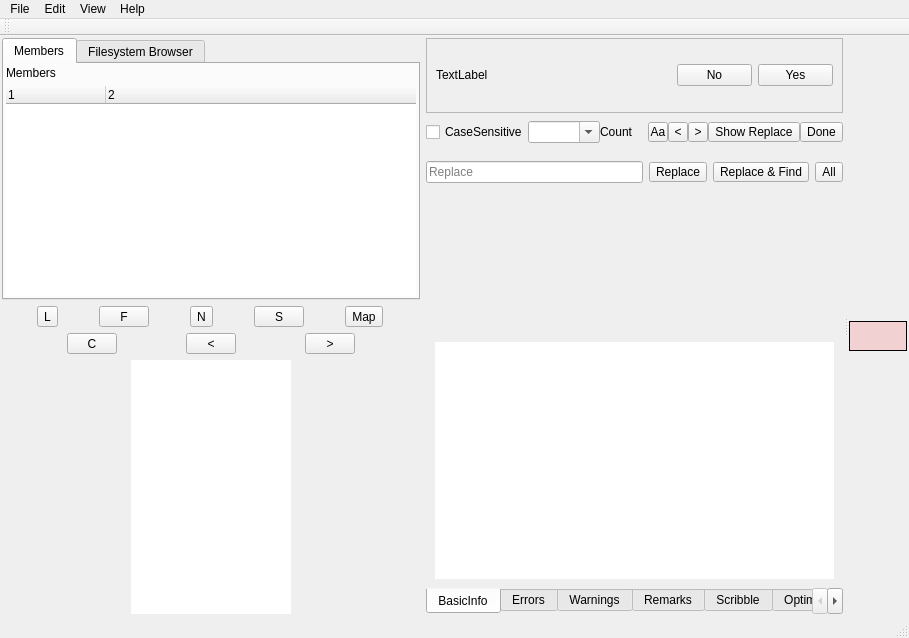
The window that mainwindow.ui (ic005k/Xiasl) describes before a commit, drawn with Qt 5.
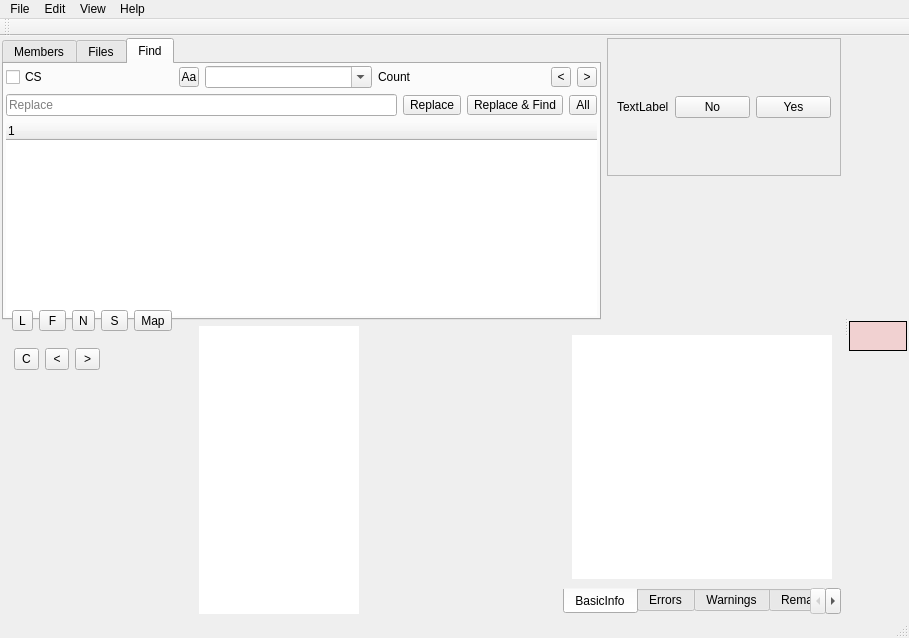
The same window after the commit. The open tabs and pages were chosen to show the change. Icons and pictures are not drawn. Custom widgets are drawn as their Qt base class.

What changed in the file:
```diff
--- a/mainwindow.ui
+++ b/mainwindow.ui
@@ -26,12 +26,12 @@
      <number>2</number>
     </property>
     <property name="rightMargin">
-     <number>0</number>
+     <number>2</number>
     </property>
     <property name="bottomMargin">
      <number>2</number>
     </property>
-    <item row="0" column="0" rowspan="3">
+    <item row="0" column="0" rowspan="2" colspan="2">
      <widget class="QTabWidget" name="tabWidget_misc">
       <property name="tabPosition">
        <enum>QTabWidget::North</enum>
@@ -132,7 +132,7 @@
       </widget>
       <widget class="QWidget" name="tab_misc2">
        <attribute name="title">
-        <string>Filesystem Browser</string>
+        <string>Files</string>
        </attribute>
        <layout class="QGridLayout" name="gridLayout_8">
         <property name="leftMargin">
@@ -190,92 +190,45 @@
         </item>
        </layout>
       </widget>
-     </widget>
-    </item>
-    <item row="0" column="1">
-     <widget class="QFrame" name="frameTip">
-      <property name="frameShape">
-       <enum>QFrame::StyledPanel</enum>
-      </property>
-      <property name="frameShadow">
-       <enum>QFrame::Raised</enum>
-      </property>
-      <layout class="QGridLayout" name="gridLayout_14">
-       <property name="topMargin">
-        <number>0</number>
-       </property>
-       <property name="bottomMargin">
-        <number>0</number>
-       </property>
-       <item row="0" column="0">
-        <widget class="QLabel" name="lblFileName">
-         <property name="text">
-          <string>TextLabel</string>
-         </property>
-        </widget>
-       </item>
-       <item row="0" column="1">
-        <widget class="QPushButton" name="btnNo">
-         <property name="maximumSize">
-          <size>
-           <width>75</width>
-           <height>16777215</height>
-          </size>
-         </property>
-         <property name="text">
-          <string>No</string>
-         </property>
-        </widget>
-       </item>
-       <item row="0" column="2">
-        <widget class="QPushButton" name="btnYes">
-         <property name="maximumSize">
-          <size>
-           <width>75</width>
-           <height>16777215</height>
-          </size>
-         </property>
-         <property name="text">
-          <string>Yes</string>
-         </property>
-        </widget>
-       </item>
-      </layout>
-     </widget>
-    </item>
-    <item row="1" column="1">
-     <widget class="QFrame" name="hlFind">
-      <property name="maximumSize">
-       <size>
-        <width>16777215</width>
-        <height>100</height>
-       </size>
-      </property>
+      <widget class="QWidget" name="tabFindReplace">
+       <attribute name="title">
+        <string>Find</string>
+       </attribute>
       <layout class="QGridLayout" name="gridLayout_9">
        <property name="leftMargin">
-        <number>0</number>
+         <number>2</number>
        </property>
        <property name="topMargin">
         <number>2</number>
        </property>
        <property name="rightMargin">
-        <number>0</number>
+         <number>2</number>
        </property>
        <property name="bottomMargin">
         <number>2</number>
        </property>
-       <property name="verticalSpacing">
-        <number>9</number>
-       </property>
        <item row="0" column="0">
         <layout class="QHBoxLayout" name="horizontalLayout">
          <item>
           <widget class="QCheckBox" name="chkCaseSensitive">
            <property name="text">
-            <string>CaseSensitive</string>
-           </property>
-           <property name="checked">
-            <bool>false</bool>
+             <string>CS</string>
+            </property>
+           </widget>
+          </item>
+          <item>
+           <widget class="QToolButton" name="btnCaseSensitive">
+            <property name="maximumSize">
+             <size>
+              <width>20</width>
+              <height>20</height>
+             </size>
+            </property>
+            <property name="toolTip">
+             <string>Case sensitive</string>
+            </property>
+            <property name="text">
+             <string>Aa</string>
            </property>
           </widget>
          </item>
@@ -302,22 +255,6 @@
            </property>
           </widget>
          </item>
-         <item>
-          <widget class="QToolButton" name="btnCaseSensitive">
-           <property name="maximumSize">
-            <size>
-             <width>20</width>
-             <height>20</height>
-            </size>
-           </property>
-           <property name="toolTip">
-            <string>Case sensitive</string>
-           </property>
-           <property name="text">
-            <string>Aa</string>
-           </property>
-          </widget>
-         </item>
          <item>
           <widget class="QToolButton" name="btnPrevious">
            <property name="maximumSize">
@@ -344,50 +281,9 @@
            </property>
           </widget>
          </item>
-         <item>
-          <widget class="QToolButton" name="btnShowRepace">
-           <property name="maximumSize">
-            <size>
-             <width>16777215</width>
-             <height>20</height>
-            </size>
-           </property>
-           <property name="text">
-            <string>Show Replace</string>
-           </property>
-          </widget>
-         </item>
-         <item>
-          <widget class="QToolButton" name="btnDone">
-           <property name="maximumSize">
-            <size>
-             <width>16777215</width>
-             <height>20</height>
-            </size>
-           </property>
-           <property name="text">
-            <string>Done</string>
-           </property>
-          </widget>
-         </item>
         </layout>
        </item>
        <item row="1" column="0">
-        <widget class="QWidget" name="wReplace" native="true">
-         <layout class="QGridLayout" name="gridLayout_19">
-          <property name="leftMargin">
-           <number>0</number>
-          </property>
-          <property name="topMargin">
-           <number>0</number>
-          </property>
-          <property name="rightMargin">
-           <number>0</number>
-          </property>
-          <property name="bottomMargin">
-           <number>0</number>
-          </property>
-          <item row="0" column="0">
            <layout class="QHBoxLayout" name="hlReplace">
             <item>
              <widget class="QLineEdit" name="editReplace">
@@ -437,13 +333,77 @@
             </item>
            </layout>
           </item>
-         </layout>
-        </widget>
-       </item>
+        <item row="2" column="0">
+         <widget class="QTreeWidget" name="treeFind">
+          <property name="frameShape">
+           <enum>QFrame::NoFrame</enum>
+          </property>
+          <property name="frameShadow">
+           <enum>QFrame::Plain</enum>
+          </property>
+          <column>
+           <property name="text">
+            <string notr="true">1</string>
+           </property>
+          </column>
+         </widget>
+        </item>
+       </layout>
+      </widget>
+     </widget>
+    </item>
+    <item row="0" column="2">
+     <widget class="QFrame" name="frameTip">
+      <property name="frameShape">
+       <enum>QFrame::StyledPanel</enum>
+      </property>
+      <property name="frameShadow">
+       <enum>QFrame::Raised</enum>
+      </property>
+      <layout class="QGridLayout" name="gridLayout_14">
+       <property name="topMargin">
+        <number>0</number>
+       </property>
+       <property name="bottomMargin">
+        <number>0</number>
+       </property>
+       <item row="0" column="0">
+        <widget class="QLabel" name="lblFileName">
+         <property name="text">
+          <string>TextLabel</string>
+         </property>
+        </widget>
+       </item>
+       <item row="0" column="1">
+        <widget class="QPushButton" name="btnNo">
+         <property name="maximumSize">
+          <size>
+           <width>75</width>
+           <height>16777215</height>
+          </size>
+         </property>
+         <property name="text">
+          <string>No</string>
+         </property>
+        </widget>
+       </item>
+       <item row="0" column="2">
+        <widget class="QPushButton" name="btnYes">
+         <property name="maximumSize">
+          <size>
+           <width>75</width>
+           <height>16777215</height>
+          </size>
+         </property>
+         <property name="text">
+          <string>Yes</string>
+         </property>
+        </widget>
+       </item>
       </layout>
      </widget>
     </item>
-    <item row="2" column="1">
+    <item row="1" column="2">
      <widget class="QFrame" name="frame">
       <property name="minimumSize">
        <size>
@@ -508,107 +468,21 @@
       </layout>
      </widget>
     </item>
-    <item row="3" column="0">
-     <widget class="QFrame" name="frameMainFun">
+    <item row="2" column="0">
+     <widget class="QFrame" name="frameInfo">
       <property name="frameShape">
        <enum>QFrame::NoFrame</enum>
       </property>
       <property name="frameShadow">
        <enum>QFrame::Plain</enum>
       </property>
-      <layout class="QGridLayout" name="gridLayout_16">
-       <property name="leftMargin">
-        <number>0</number>
-       </property>
-       <property name="topMargin">
-        <number>0</number>
-       </property>
-       <property name="rightMargin">
-        <number>0</number>
-       </property>
-       <property name="bottomMargin">
-        <number>0</number>
-       </property>
-       <item row="0" column="3">
-        <widget class="QToolButton" name="btnSave">
-         <property name="maximumSize">
-          <size>
-           <width>50</width>
-           <height>50</height>
-          </size>
-         </property>
-         <property name="toolTip">
-          <string>Save</string>
-         </property>
-         <property name="text">
-          <string>S</string>
-         </property>
-        </widget>
-       </item>
-       <item row="0" column="2">
-        <widget class="QToolButton" name="btnNew">
-         <property name="toolTip">
-          <string>New</string>
-         </property>
-         <property name="text">
-          <string>N</string>
-         </property>
-        </widget>
-       </item>
-       <item row="0" column="1">
-        <widget class="QToolButton" name="btnFind">
-         <property name="minimumSize">
-          <size>
-           <width>0</width>
-           <height>0</height>
-          </size>
-         </property>
-         <property name="maximumSize">
-          <size>
-           <width>50</width>
-           <height>50</height>
-          </size>
-         </property>
-         <property name="toolTip">
-          <string>Find</string>
-         </property>
-         <property name="text">
-          <string>F</string>
-         </property>
-        </widget>
-       </item>
-       <item row="0" column="0">
-        <widget class="QToolButton" name="btnTabList">
-         <property name="text">
-          <string>L</string>
-         </property>
-        </widget>
-       </item>
-       <item row="0" column="4">
-        <widget class="QToolButton" name="btnMiniMap">
-         <property name="toolTip">
-          <string>Mini Map</string>
-         </property>
-         <property name="text">
-          <string>Map</string>
-         </property>
-        </widget>
-       </item>
-      </layout>
-     </widget>
-    </item>
-    <item row="4" column="0">
-     <widget class="QFrame" name="frameFun">
-      <property name="frameShape">
-       <enum>QFrame::NoFrame</enum>
-      </property>
-      <property name="frameShadow">
-       <enum>QFrame::Plain</enum>
-      </property>
-      <layout class="QGridLayout" name="gridLayout_15">
-       <property name="leftMargin">
+      <layout class="QHBoxLayout" name="horizontalLayout_2">
+       <property name="spacing">
         <number>2</number>
        </property>
+       <property name="leftMargin">
+        <number>0</number>
+       </property>
        <property name="topMargin">
         <number>0</number>
        </property>
@@ -618,76 +492,67 @@
        <property name="bottomMargin">
         <number>0</number>
        </property>
-       <item row="0" column="4">
-        <widget class="QToolButton" name="btnErrorN">
-         <property name="minimumSize">
-          <size>
-           <width>0</width>
-           <height>0</height>
-          </size>
-         </property>
+       <item>
+        <widget class="QListWidget" name="listWidget">
          <property name="maximumSize">
           <size>
-           <width>50</width>
-           <height>200</height>
+           <width>160</width>
+           <height>16777215</height>
           </size>
          </property>
          <property name="toolTip">
           <string>Go to the next error</string>
          </property>
-         <property name="text">
-          <string>&gt;</string>
+         <property name="layoutDirection">
+          <enum>Qt::LeftToRight</enum>
          </property>
-        </widget>
-       </item>
-       <item row="0" column="2">
-        <widget class="QToolButton" name="btnCompile">
-         <property name="minimumSize">
-          <size>
-           <width>0</width>
-           <height>0</height>
-          </size>
+         <property name="styleSheet">
+          <string notr="true">/**列表项选中*/
+
+QListWidget::item::selected:active
+{ 
+    color:black;
+    border-width:0;
+   background: rgb(180 ,209 ,255);
+}
+QListWidget::item:selected
+{
+    color:black;
+    border-width:0;
+   background: rgb(180 ,209 ,255);
+}
+</string>
          </property>
-         <property name="maximumSize">
-          <size>
-           <width>50</width>
-           <height>200</height>
-          </size>
+         <property name="frameShape">
+          <enum>QFrame::NoFrame</enum>
          </property>
-         <property name="toolTip">
-          <string>Compile</string>
+         <property name="frameShadow">
+          <enum>QFrame::Plain</enum>
          </property>
-         <property name="text">
-          <string>C</string>
+         <property name="lineWidth">
+          <number>0</number>
          </property>
-        </widget>
-       </item>
-       <item row="0" column="3">
-        <widget class="QToolButton" name="btnErrorP">
-         <property name="minimumSize">
-          <size>
-           <width>0</width>
-           <height>0</height>
-          </size>
+         <property name="verticalScrollBarPolicy">
+          <enum>Qt::ScrollBarAsNeeded</enum>
          </property>
-         <property name="maximumSize">
-          <size>
-           <width>50</width>
-           <height>200</height>
-          </size>
+         <property name="horizontalScrollBarPolicy">
+          <enum>Qt::ScrollBarAsNeeded</enum>
          </property>
-         <property name="toolTip">
-          <string>Go to previous error</string>
+         <property name="sizeAdjustPolicy">
+          <enum>QAbstractScrollArea::AdjustToContents</enum>
          </property>
-         <property name="text">
-          <string>&lt;</string>
+         <property name="layoutMode">
+          <enum>QListView::SinglePass</enum>
+         </property>
+         <property name="viewMode">
+          <enum>QListView::ListMode</enum>
          </property>
         </widget>
        </item>
       </layout>
      </widget>
     </item>
-    <item row="4" column="1" rowspan="2">
+    <item row="2" column="1" colspan="2">
      <widget class="QTabWidget" name="tabWidget">
       <property name="tabPosition">
        <enum>QTabWidget::South</enum>
@@ -847,91 +712,198 @@
       </widget>
      </widget>
     </item>
-    <item row="5" column="0">
-     <widget class="QFrame" name="frameInfo">
-      <property name="frameShape">
-       <enum>QFrame::NoFrame</enum>
-      </property>
-      <property name="frameShadow">
-       <enum>QFrame::Plain</enum>
-      </property>
-      <layout class="QHBoxLayout" name="horizontalLayout_2">
-       <property name="spacing">
-        <number>2</number>
-       </property>
-       <property name="leftMargin">
-        <number>0</number>
-       </property>
-       <property name="topMargin">
-        <number>0</number>
-       </property>
-       <property name="rightMargin">
-        <number>0</number>
-       </property>
-       <property name="bottomMargin">
-        <number>0</number>
-       </property>
-       <item>
-        <widget class="QListWidget" name="listWidget">
-         <property name="maximumSize">
-          <size>
+   </layout>
+   <widget class="QFrame" name="frameMainFun">
+    <property name="geometry">
+     <rect>
+      <x>12</x>
+      <y>274</y>
            <width>160</width>
-           <height>16777215</height>
-          </size>
-         </property>
-         <property name="focusPolicy">
-          <enum>Qt::NoFocus</enum>
-         </property>
-         <property name="layoutDirection">
-          <enum>Qt::LeftToRight</enum>
-         </property>
-         <property name="styleSheet">
-          <string notr="true">/**列表项选中*/
-
-QListWidget::item::selected:active
-{ 
-    color:black;
-    border-width:0;
-   background: rgb(180 ,209 ,255);
-}
-QListWidget::item:selected
-{
-    color:black;
-    border-width:0;
-   background: rgb(180 ,209 ,255);
-}
-</string>
-         </property>
+      <height>22</height>
+     </rect>
+    </property>
+    <property name="frameShape">
+     <enum>QFrame::NoFrame</enum>
+    </property>
+    <property name="frameShadow">
+     <enum>QFrame::Plain</enum>
+    </property>
+    <layout class="QGridLayout" name="gridLayout_16">
+     <property name="leftMargin">
+      <number>0</number>
+     </property>
+     <property name="topMargin">
+      <number>0</number>
+     </property>
+     <property name="rightMargin">
+      <number>0</number>
+     </property>
+     <property name="bottomMargin">
+      <number>0</number>
+     </property>
+     <item row="0" column="3">
+      <widget class="QToolButton" name="btnSave">
+       <property name="maximumSize">
+        <size>
+         <width>50</width>
+         <height>50</height>
+        </size>
+       </property>
+       <property name="toolTip">
+        <string>Save</string>
+       </property>
+       <property name="text">
+        <string>S</string>
+       </property>
+      </widget>
+     </item>
+     <item row="0" column="2">
+      <widget class="QToolButton" name="btnNew">
+       <property name="toolTip">
+        <string>New</string>
+       </property>
+       <property name="text">
+        <string>N</string>
+       </property>
+      </widget>
+     </item>
+     <item row="0" column="1">
+      <widget class="QToolButton" name="btnFind">
+       <property name="minimumSize">
+        <size>
+         <width>0</width>
+         <height>0</height>
+        </size>
+       </property>
+       <property name="maximumSize">
+        <size>
+         <width>50</width>
+         <height>50</height>
+        </size>
+       </property>
+       <property name="toolTip">
+        <string>Find</string>
+       </property>
+       <property name="text">
+        <string>F</string>
+       </property>
+      </widget>
+     </item>
+     <item row="0" column="0">
+      <widget class="QToolButton" name="btnTabList">
+       <property name="text">
+        <string>L</string>
+       </property>
+      </widget>
+     </item>
+     <item row="0" column="4">
+      <widget class="QToolButton" name="btnMiniMap">
+       <property name="toolTip">
+        <string>Mini Map</string>
+       </property>
+       <property name="text">
+        <string>Map</string>
+       </property>
+      </widget>
+     </item>
+    </layout>
+   </widget>
+   <widget class="QFrame" name="frameFun">
+    <property name="geometry">
+     <rect>
+      <x>12</x>
+      <y>312</y>
+      <width>88</width>
+      <height>22</height>
+     </rect>
+    </property>
          <property name="frameShape">
           <enum>QFrame::NoFrame</enum>
          </property>
          <property name="frameShadow">
           <enum>QFrame::Plain</enum>
          </property>
-         <property name="lineWidth">
+    <layout class="QGridLayout" name="gridLayout_15">
+     <property name="leftMargin">
+      <number>2</number>
+     </property>
+     <property name="topMargin">
           <number>0</number>
          </property>
-         <property name="verticalScrollBarPolicy">
-          <enum>Qt::ScrollBarAsNeeded</enum>
-         </property>
-         <property name="horizontalScrollBarPolicy">
-          <enum>Qt::ScrollBarAsNeeded</enum>
-         </property>
-         <property name="sizeAdjustPolicy">
-          <enum>QAbstractScrollArea::AdjustToContents</enum>
-         </property>
-         <property name="layoutMode">
-          <enum>QListView::SinglePass</enum>
-         </property>
-         <property name="viewMode">
-          <enum>QListView::ListMode</enum>
-         </property>
-        </widget>
-       </item>
-      </layout>
-     </widget>
-    </item>
-   </layout>
+     <property name="rightMargin">
+      <number>0</number>
+     </property>
+     <property name="bottomMargin">
+      <number>0</number>
+     </property>
+     <item row="0" column="4">
+      <widget class="QToolButton" name="btnErrorN">
+       <property name="minimumSize">
+        <size>
+         <width>0</width>
+         <height>0</height>
+        </size>
+       </property>
+       <property name="maximumSize">
+        <size>
+         <width>50</width>
+         <height>200</height>
+        </size>
+       </property>
+       <property name="toolTip">
+        <string>Go to the next error</string>
+       </property>
+       <property name="text">
+        <string>&gt;</string>
+       </property>
+      </widget>
+     </item>
+     <item row="0" column="2">
+      <widget class="QToolButton" name="btnCompile">
+       <property name="minimumSize">
+        <size>
+         <width>0</width>
+         <height>0</height>
+        </size>
+       </property>
+       <property name="maximumSize">
+        <size>
+         <width>50</width>
+         <height>200</height>
+        </size>
+       </property>
+       <property name="toolTip">
+        <string>Compile</string>
+       </property>
+       <property name="text">
+        <string>C</string>
+       </property>
+      </widget>
+     </item>
+     <item row="0" column="3">
+      <widget class="QToolButton" name="btnErrorP">
+       <property name="minimumSize">
+        <size>
+         <width>0</width>
+         <height>0</height>
+        </size>
+       </property>
+       <property name="maximumSize">
+        <size>
+         <width>50</width>
+         <height>200</height>
+        </size>
+       </property>
+       <property name="toolTip">
+        <string>Go to previous error</string>
+       </property>
+       <property name="text">
+        <string>&lt;</string>
+       </property>
+      </widget>
+     </item>
+    </layout>
+   </widget>
   </widget>
   <widget class="QMenuBar" name="menubar">
    <property name="geometry">
```
Left out of the diff: 6 changed lines with no effect on the pictures. Lines whose indentation alone changed are shown as unchanged.
